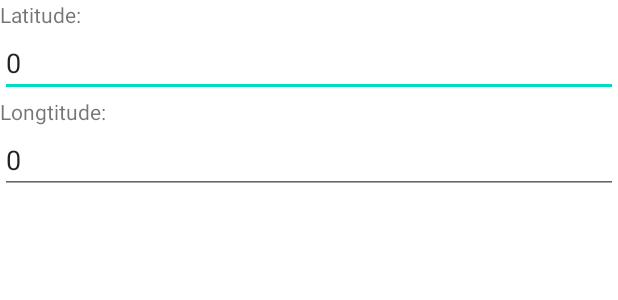
After one commit to CMPUT301W23T37/sufferQR, an Android app: the layout search_location_fragment.xml on its own in the app's theme, with its tools: preview values and no code run, on a phone screen of 412 x 824 dp. The commit adds this screen. Shown: the top 300 px of the screen. Run offline under Robolectric (Android 15) with nearby library versions, the phone set to English and light mode, and no system bars; Roboto replaces fonts that are not available here.

Commit message:
Map update

```diff
--- /dev/null
+++ b/app/src/main/res/layout/search_location_fragment.xml
@@ -0,0 +1,37 @@
+<?xml version="1.0" encoding="utf-8"?>
+<LinearLayout xmlns:android="http://schemas.android.com/apk/res/android"
+    android:orientation="vertical"
+    android:layout_width="match_parent"
+    android:layout_height="match_parent">
+    <TextView
+        android:id="@+id/location_latitude_str"
+        android:layout_width="match_parent"
+        android:layout_height="wrap_content"
+        android:ems="10"
+        android:inputType="text"
+        android:text="Latitude:" />
+
+    <EditText
+        android:id="@+id/location_latitude"
+        android:layout_width="match_parent"
+        android:layout_height="wrap_content"
+        android:ems="10"
+        android:inputType="text"
+        android:text="0" />
+
+    <TextView
+        android:id="@+id/location_lontitude_str"
+        android:layout_width="match_parent"
+        android:layout_height="wrap_content"
+        android:ems="10"
+        android:inputType="text"
+        android:text="Longtitude:" />
+
+    <EditText
+        android:id="@+id/location_lontitude"
+        android:layout_width="match_parent"
+        android:layout_height="wrap_content"
+        android:ems="10"
+        android:inputType="text"
+        android:text="0" />
+</LinearLayout>
```
Also changed, not shown: app/src/main/java/com/example/sufferqr/MapsActivity.java (+79 -20 lines), app/src/main/java/com/example/sufferqr/search_location.java (added, +51 -0 lines), app/src/main/res/layout/activity_maps.xml (+10 -0 lines).
